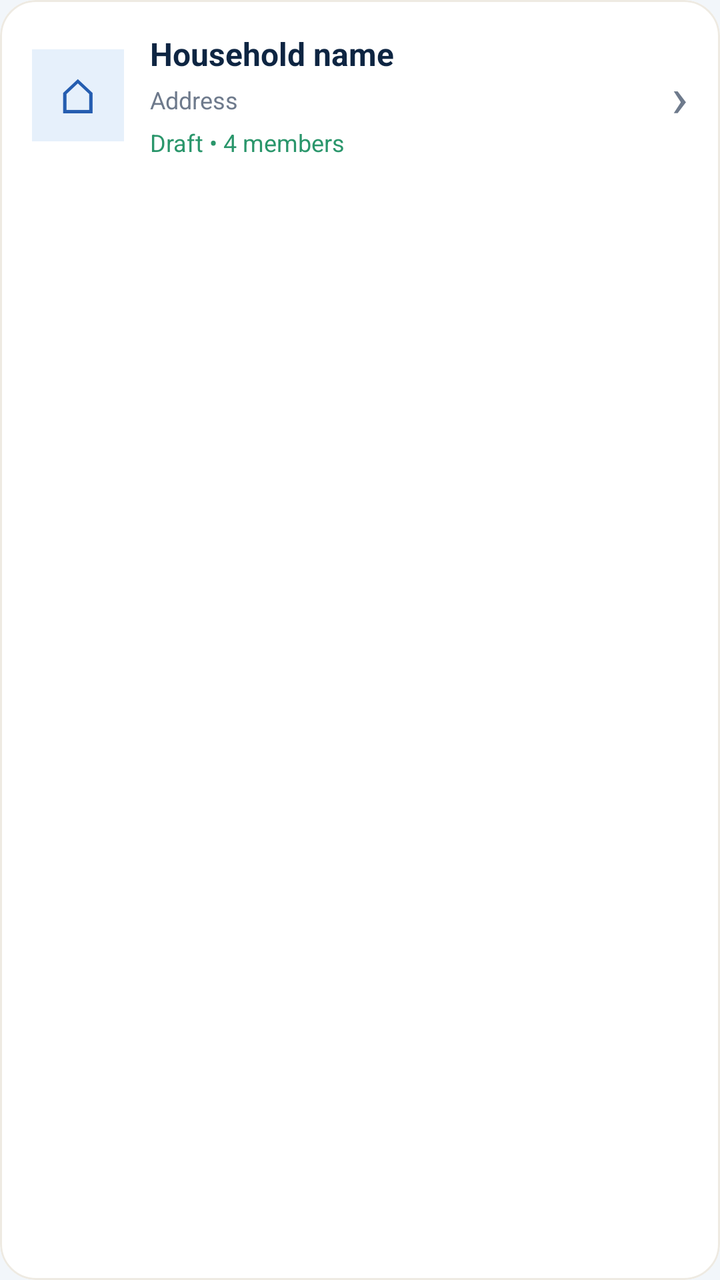
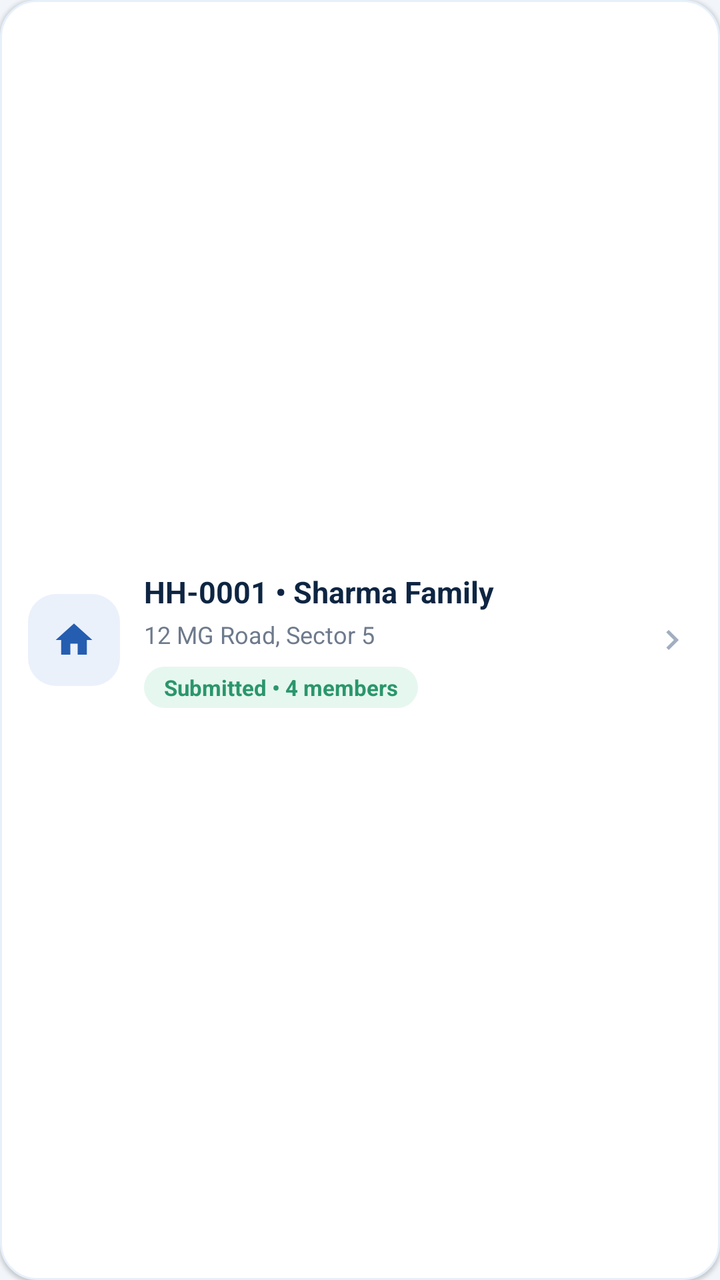

An Android layout rendered at two revisions. The XML below is the earlier revision; the diff shows what the commit changed to produce the second picture.
<!-- AndroidManifest.xml: application theme Theme.CSUCensus -->
<!-- res/layout/item_household.xml -->
<com.google.android.material.card.MaterialCardView
    xmlns:android="http://schemas.android.com/apk/res/android"
    xmlns:app="http://schemas.android.com/apk/res-auto"
    android:layout_width="match_parent"
    android:layout_height="wrap_content"
    android:layout_marginBottom="10dp"
    app:cardCornerRadius="18dp"
    app:cardElevation="0dp"
    app:strokeColor="#EEEAE2"
    app:strokeWidth="1dp"
    app:cardBackgroundColor="@color/white">

    <LinearLayout
        android:layout_width="match_parent"
        android:layout_height="wrap_content"
        android:orientation="horizontal"
        android:gravity="center_vertical"
        android:padding="16dp">

        <TextView
            android:id="@+id/tvHouseholdIcon"
            android:layout_width="46dp"
            android:layout_height="46dp"
            android:gravity="center"
            android:text="⌂"
            android:textSize="24sp"
            android:textColor="@color/blue"
            android:background="@color/soft_blue" />

        <LinearLayout
            android:layout_width="0dp"
            android:layout_height="wrap_content"
            android:layout_weight="1"
            android:orientation="vertical"
            android:layout_marginStart="13dp">

            <TextView
                android:id="@+id/tvHouseholdName"
                android:layout_width="match_parent"
                android:layout_height="wrap_content"
                android:text="Household name"
                android:textColor="@color/navy"
                android:textStyle="bold"
                android:textSize="16sp" />

            <TextView
                android:id="@+id/tvHouseholdAddress"
                android:layout_width="match_parent"
                android:layout_height="wrap_content"
                android:text="Address"
                android:textColor="@color/muted"
                android:textSize="12sp"
                android:layout_marginTop="4dp" />

            <TextView
                android:id="@+id/tvHouseholdStatus"
                android:layout_width="wrap_content"
                android:layout_height="wrap_content"
                android:text="Draft • 4 members"
                android:textColor="@color/green"
                android:textSize="12sp"
                android:layout_marginTop="5dp" />

        </LinearLayout>

        <TextView
            android:layout_width="wrap_content"
            android:layout_height="wrap_content"
            android:text="›"
            android:textSize="28sp"
            android:textColor="@color/muted" />

    </LinearLayout>

</com.google.android.material.card.MaterialCardView>
<!-- resources referenced by this layout -->
<resources>
  <color name="blue">#255DB0</color>
  <color name="green">#2A966B</color>
  <color name="muted">#6E7A8C</color>
  <color name="navy">#0E2542</color>
  <color name="soft_blue">#E6F0FB</color>
  <color name="white">#FFFFFF</color>
  <style name="Theme.CSUCensus" parent="Theme.MaterialComponents.DayNight.NoActionBar">
          <item name="colorPrimary">@color/blue</item>
          <item name="colorPrimaryVariant">@color/blue_dark</item>
          <item name="colorSecondary">@color/green</item>
          <item name="colorOnPrimary">@color/white</item>
          <item name="android:fontFamily">sans-serif</item>
          <item name="android:windowLightStatusBar">true</item>
          <item name="android:statusBarColor">@android:color/transparent</item>
          <item name="android:navigationBarColor">@color/white</item>
          <item name="android:windowLightNavigationBar">true</item>
          <item name="android:windowBackground">@color/background</item>
      </style>
  <color name="blue_dark">#1E4A8C</color>
  <color name="background">#F2F6FA</color>
</resources>

<!-- the commit's change to res/layout/item_household.xml (unified diff, before → after) -->
@@ -1,75 +1,75 @@
-<com.google.android.material.card.MaterialCardView
+<?xml version="1.0" encoding="utf-8"?>
+<LinearLayout
     xmlns:android="http://schemas.android.com/apk/res/android"
-    xmlns:app="http://schemas.android.com/apk/res-auto"
     android:layout_width="match_parent"
     android:layout_height="wrap_content"
+    android:orientation="horizontal"
+    android:gravity="center_vertical"
+    android:background="@drawable/bg_card"
+    android:padding="14dp"
     android:layout_marginBottom="10dp"
-    app:cardCornerRadius="18dp"
-    app:cardElevation="0dp"
-    app:strokeColor="#EEEAE2"
-    app:strokeWidth="1dp"
-    app:cardBackgroundColor="@color/white">
+    android:elevation="1dp"
+    android:clickable="true"
+    android:focusable="true"
+    android:foreground="?attr/selectableItemBackground">
+
+    <ImageView
+        android:layout_width="46dp"
+        android:layout_height="46dp"
+        android:padding="12dp"
+        android:src="@drawable/ic_house_small"
+        android:background="@drawable/bg_icon_soft"
+        android:contentDescription="Household"
+        android:scaleType="centerInside" />
 
     <LinearLayout
-        android:layout_width="match_parent"
+        android:layout_width="0dp"
         android:layout_height="wrap_content"
-        android:orientation="horizontal"
-        android:gravity="center_vertical"
-        android:padding="16dp">
+        android:layout_weight="1"
+        android:orientation="vertical"
+        android:layout_marginStart="12dp"
+        android:layout_marginEnd="8dp">
 
         <TextView
-            android:id="@+id/tvHouseholdIcon"
-            android:layout_width="46dp"
-            android:layout_height="46dp"
-            android:gravity="center"
-            android:text="⌂"
-            android:textSize="24sp"
-            android:textColor="@color/blue"
-            android:background="@color/soft_blue" />
-
-        <LinearLayout
-            android:layout_width="0dp"
+            android:id="@+id/tvHouseholdName"
+            android:layout_width="match_parent"
             android:layout_height="wrap_content"
-            android:layout_weight="1"
-            android:orientation="vertical"
-            android:layout_marginStart="13dp">
-
-            <TextView
-                android:id="@+id/tvHouseholdName"
-                android:layout_width="match_parent"
-                android:layout_height="wrap_content"
-                android:text="Household name"
-                android:textColor="@color/navy"
-                android:textStyle="bold"
-                android:textSize="16sp" />
-
-            <TextView
-                android:id="@+id/tvHouseholdAddress"
-                android:layout_width="match_parent"
-                android:layout_height="wrap_content"
-                android:text="Address"
-                android:textColor="@color/muted"
-                android:textSize="12sp"
-                android:layout_marginTop="4dp" />
-
-            <TextView
-                android:id="@+id/tvHouseholdStatus"
-                android:layout_width="wrap_content"
-                android:layout_height="wrap_content"
-                android:text="Draft • 4 members"
-                android:textColor="@color/green"
-                android:textSize="12sp"
-                android:layout_marginTop="5dp" />
-
-        </LinearLayout>
+            android:text="HH-0001 • Sharma Family"
+            android:textColor="@color/navy"
+            android:textSize="15sp"
+            android:textStyle="bold"
+            android:maxLines="1"
+            android:ellipsize="end" />
 
         <TextView
+            android:id="@+id/tvHouseholdAddress"
+            android:layout_width="match_parent"
+            android:layout_height="wrap_content"
+            android:text="12 MG Road, Sector 5"
+            android:textColor="@color/muted"
+            android:textSize="12sp"
+            android:layout_marginTop="3dp"
+            android:maxLines="1"
+            android:ellipsize="end" />
+
+        <TextView
+            android:id="@+id/tvHouseholdStatus"
             android:layout_width="wrap_content"
             android:layout_height="wrap_content"
-            android:text="›"
-            android:textSize="28sp"
-            android:textColor="@color/muted" />
-
+            android:text="Submitted • 4 members"
+            android:textSize="11sp"
+            android:textStyle="bold"
+            android:paddingHorizontal="10dp"
+            android:paddingVertical="3dp"
+            android:layout_marginTop="8dp"
+            android:background="@drawable/bg_status_submitted"
+            android:textColor="@color/green" />
     </LinearLayout>
 
-</com.google.android.material.card.MaterialCardView>
+    <ImageView
+        android:layout_width="20dp"
+        android:layout_height="20dp"
+        android:src="@drawable/ic_chevron"
+        android:contentDescription="Open" />
+
+</LinearLayout>
<!-- resource entries referenced after the edit -->
@@ -4,8 +4,43 @@
   <color name="green">#2A966B</color>
   <color name="muted">#6E7A8C</color>
   <color name="navy">#0E2542</color>
-  <color name="soft_blue">#E6F0FB</color>
+  <!-- drawable bg_card (drawable) -->
+  <?xml version="1.0" encoding="utf-8"?>
+  <shape xmlns:android="http://schemas.android.com/apk/res/android">
+      <solid android:color="@color/white" />
+      <corners android:radius="18dp" />
+      <stroke android:width="1dp" android:color="@color/light_blue" />
+  </shape>
+  <!-- drawable bg_icon_soft (drawable) -->
+  <?xml version="1.0" encoding="utf-8"?>
+  <shape xmlns:android="http://schemas.android.com/apk/res/android">
+      <solid android:color="#EAF1FB" />
+      <corners android:radius="14dp" />
+  </shape>
+  <!-- drawable bg_status_submitted (drawable) -->
+  <?xml version="1.0" encoding="utf-8"?>
+  <shape xmlns:android="http://schemas.android.com/apk/res/android">
+      <solid android:color="#E6F7EF" />
+      <corners android:radius="20dp" />
+  </shape>
+  <!-- drawable ic_chevron (drawable) -->
+  <?xml version="1.0" encoding="utf-8"?>
+  <vector xmlns:android="http://schemas.android.com/apk/res/android"
+      android:width="20dp" android:height="20dp"
+      android:viewportWidth="24" android:viewportHeight="24">
+      <path android:fillColor="#A0AEC0"
+          android:pathData="M10,6L8.59,7.41 13.17,12l-4.58,4.59L10,18l6,-6z"/>
+  </vector>
+  <!-- drawable ic_house_small (drawable) -->
+  <?xml version="1.0" encoding="utf-8"?>
+  <vector xmlns:android="http://schemas.android.com/apk/res/android"
+      android:width="22dp" android:height="22dp"
+      android:viewportWidth="24" android:viewportHeight="24">
+      <path android:fillColor="#255DB0"
+          android:pathData="M10,20v-6h4v6h5v-8h3L12,3 2,12h3v8z"/>
+  </vector>
   <color name="white">#FFFFFF</color>
+  <color name="light_blue">#E6F0FB</color>
   <style name="Theme.CSUCensus" parent="Theme.MaterialComponents.DayNight.NoActionBar">
           <item name="colorPrimary">@color/blue</item>
           <item name="colorPrimaryVariant">@color/blue_dark</item>
